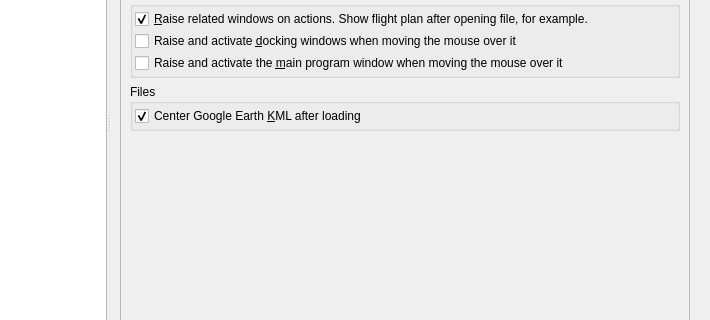
Qt form src/options/options.ui (albar965/littlenavmap) before a commit; both pictures show x 192 to 902 and y 164 to 484 of the 902 by 600 pixel window.
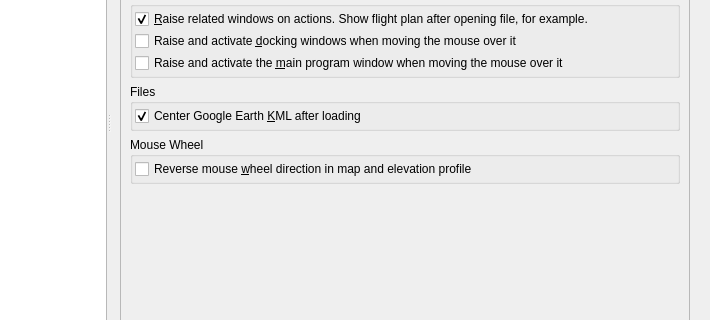
The same form after that commit. The open tabs and pages were chosen to show the change.

Commit message: Added option to reverse all mouse wheel functions in map and elevation profile to options on page `User Interface`. Zooming with the touchpad is now less sensitive in the elevation profile. Updated changelog.

```diff
--- a/src/options/options.ui
+++ b/src/options/options.ui
@@ -578,6 +578,43 @@
               </layout>
              </widget>
             </item>
+            <item>
+             <widget class="QGroupBox" name="groupBox_15">
+              <property name="title">
+               <string>Mouse Wheel</string>
+              </property>
+              <layout class="QVBoxLayout" name="verticalLayout_40">
+               <property name="spacing">
+                <number>2</number>
+               </property>
+               <property name="leftMargin">
+                <number>2</number>
+               </property>
+               <property name="topMargin">
+                <number>2</number>
+               </property>
+               <property name="rightMargin">
+                <number>2</number>
+               </property>
+               <property name="bottomMargin">
+                <number>2</number>
+               </property>
+               <item>
+                <widget class="QCheckBox" name="checkBoxOptionsGuiWheel">
+                 <property name="toolTip">
+                  <string>Reverses mouse wheel function for map zoom (Wheel and Shift-Wheel), map details (Ctrl+Wheel) and elevation profile (Wheel and Shift-Wheel).</string>
+                 </property>
+                 <property name="text">
+                  <string>Reverse mouse &amp;wheel direction in map and elevation profile</string>
+                 </property>
+                 <property name="checked">
+                  <bool>false</bool>
+                 </property>
+                </widget>
+               </item>
+              </layout>
+             </widget>
+            </item>
             <item>
              <spacer name="verticalSpacer_2">
               <property name="orientation">
```
Left out of the diff: 62 changed lines with no effect on the pictures. The commit also changes 5 other files.
